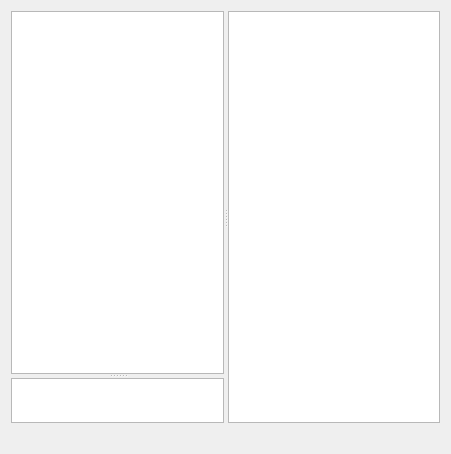
Qt form eiskaltdcpp/ui/HubFrame.ui (eiskaltdcpp/eiskaltdcpp) before a commit.
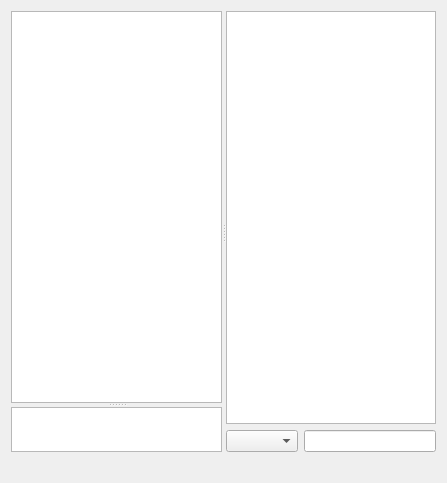
The same form after that commit.

Commit message: filter fo userlist, sort column and order saving

Diff of the .ui file:
```diff
--- a/eiskaltdcpp/ui/HubFrame.ui
+++ b/eiskaltdcpp/ui/HubFrame.ui
@@ -6,31 +6,14 @@
    <rect>
     <x>0</x>
     <y>0</y>
-    <width>451</width>
-    <height>454</height>
+    <width>447</width>
+    <height>483</height>
    </rect>
   </property>
   <property name="windowTitle">
    <string>Form</string>
   </property>
-  <layout class="QGridLayout" name="gridLayout">
-   <item row="1" column="1">
-    <widget class="QLabel" name="label_USERSTATE">
-     <property name="text">
-      <string/>
-     </property>
-     <property name="alignment">
-      <set>Qt::AlignRight|Qt::AlignTrailing|Qt::AlignVCenter</set>
-     </property>
-    </widget>
-   </item>
-   <item row="1" column="0">
-    <widget class="QLabel" name="label_STATUS">
-     <property name="text">
-      <string/>
-     </property>
-    </widget>
-   </item>
+  <layout class="QGridLayout" name="gridLayout_2">
    <item row="0" column="0" colspan="2">
     <widget class="QSplitter" name="splitter_2">
      <property name="sizePolicy">
@@ -69,6 +52,9 @@
        </property>
       </widget>
      </widget>
+     <widget class="QWidget" name="">
+      <layout class="QGridLayout" name="gridLayout">
+       <item row="0" column="0" colspan="2">
      <widget class="QTreeView" name="treeView_USERS">
       <property name="sizePolicy">
        <sizepolicy hsizetype="Preferred" vsizetype="Expanding">
@@ -95,6 +81,32 @@
        <bool>true</bool>
       </property>
      </widget>
+       </item>
+       <item row="1" column="0">
+        <widget class="QComboBox" name="comboBox_COLUMNS"/>
+       </item>
+       <item row="1" column="1">
+        <widget class="QLineEdit" name="lineEdit_FILTER"/>
+       </item>
+      </layout>
+     </widget>
+    </widget>
+   </item>
+   <item row="1" column="0">
+    <widget class="QLabel" name="label_STATUS">
+     <property name="text">
+      <string/>
+     </property>
+    </widget>
+   </item>
+   <item row="1" column="1">
+    <widget class="QLabel" name="label_USERSTATE">
+     <property name="text">
+      <string/>
+     </property>
+     <property name="alignment">
+      <set>Qt::AlignRight|Qt::AlignTrailing|Qt::AlignVCenter</set>
+     </property>
     </widget>
    </item>
   </layout>
```
Lines whose indentation alone changed are shown as unchanged. The commit also changes 6 other files.
